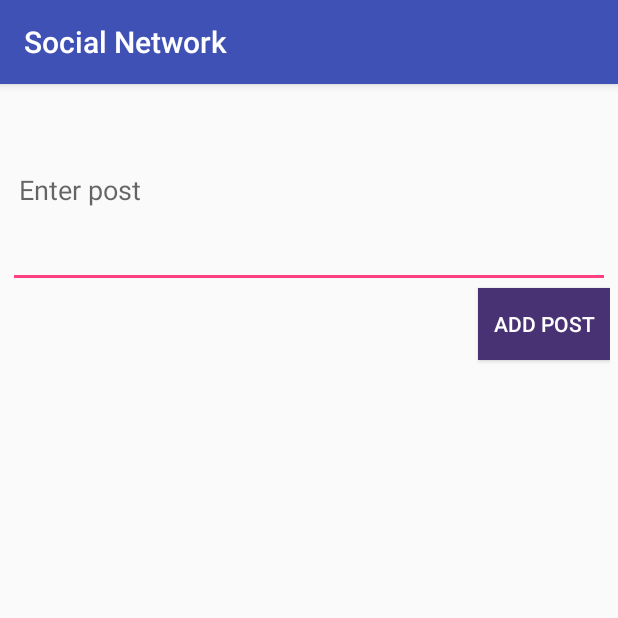
After one commit to fadymedhat2236/simple-social-network-app, an Android app: the addPostActivity screen opened directly, with no data from a screen before it, on a phone screen of 412 x 824 dp, the top half of it. The commit adds this screen. Run offline under Robolectric (Android 15) with nearby library versions, the phone set to English and light mode, and no system bars.

Commit message:
adding add post activity. the remaining activities depends on adding the post to the dataBase

```diff
--- a/app/src/main/AndroidManifest.xml
+++ b/app/src/main/AndroidManifest.xml
@@ -23,7 +23,8 @@
         <activity android:name=".UsersActivity" />
         <activity android:name=".userXml" />
         <activity android:name=".postsActivity" />
-        <activity android:name=".UserOptionsActivity"></activity>
+        <activity android:name=".UserOptionsActivity" />
+        <activity android:name=".addPostActivity"></activity>
     </application>
 
 </manifest>
--- /dev/null
+++ b/app/src/main/java/com/example/fady/socialnetwork/addPostActivity.java
@@ -0,0 +1,28 @@
+package com.example.fady.socialnetwork;
+
+import android.support.v7.app.AppCompatActivity;
+import android.os.Bundle;
+import android.view.View;
+import android.widget.Button;
+
+public class addPostActivity extends AppCompatActivity {
+
+    @Override
+    protected void onCreate(Bundle savedInstanceState) {
+        super.onCreate(savedInstanceState);
+        setContentView(R.layout.activity_add_post);
+
+        //here implement what happens when clicking addPost button
+        Button addPostButton=findViewById(R.id.addPost);
+        addPostButton.setOnClickListener(new View.OnClickListener() {
+            @Override
+            public void onClick(View v) {
+
+            }
+        });
+    }
+
+
+
+
+}
--- /dev/null
+++ b/app/src/main/res/layout/activity_add_post.xml
@@ -0,0 +1,34 @@
+<?xml version="1.0" encoding="utf-8"?>
+<LinearLayout
+    xmlns:android="http://schemas.android.com/apk/res/android"
+    xmlns:tools="http://schemas.android.com/tools"
+    android:layout_width="match_parent"
+    android:layout_height="match_parent"
+    tools:context="com.example.fady.socialnetwork.addUserActivity"
+    android:orientation="vertical"
+    android:padding="5dp"
+    >
+
+    <EditText
+        android:layout_width="match_parent"
+        android:layout_height="wrap_content"
+        android:hint="Enter post"
+        android:paddingLeft="7dp"
+        android:paddingTop="10dp"
+        android:textColor="#493273"
+        android:id="@+id/post_text"
+        android:inputType="textMultiLine"
+        android:minLines="5"
+        />
+
+    <Button
+        android:layout_width="wrap_content"
+        android:layout_height="wrap_content"
+        android:text="@string/addPost"
+        android:layout_gravity="end"
+        android:padding="5dp"
+        android:background="#493273"
+        android:id="@+id/addPost"
+        android:textColor="#ffffff"
+        />
+</LinearLayout>
--- a/app/src/main/res/layout/activity_user_options.xml
+++ b/app/src/main/res/layout/activity_user_options.xml
@@ -26,6 +26,7 @@
             android:background="#88ffffff"
             android:layout_margin="10dp"
             android:padding="10dp"
+            android:id="@+id/add_friends"
             >
             <ImageView
                 android:layout_width="wrap_content"
@@ -53,6 +54,7 @@
             android:background="#88ffffff"
             android:layout_margin="10dp"
             android:padding="10dp"
+            android:id="@+id/delete_friends"
             >
             <ImageView
                 android:layout_width="wrap_content"
@@ -88,6 +90,7 @@
             android:background="#88ffffff"
             android:layout_margin="10dp"
             android:padding="10dp"
+            android:id="@+id/add_post"
             >
             <ImageView
                 android:layout_width="wrap_content"
@@ -115,6 +118,7 @@
             android:background="#88ffffff"
             android:layout_margin="10dp"
             android:padding="10dp"
+            android:id="@+id/show_posts"
             >
             <ImageView
                 android:layout_width="wrap_content"
```
Also changed, not shown: app/src/main/java/com/example/fady/socialnetwork/UserOptionsActivity.java (+40 -1 lines).
